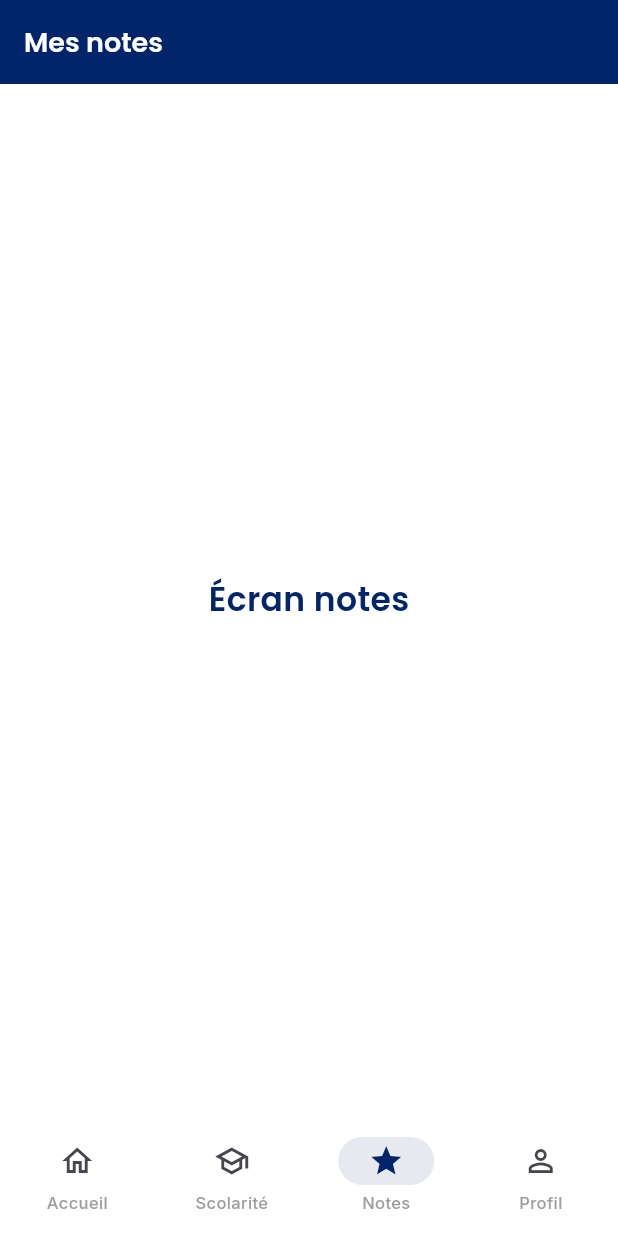
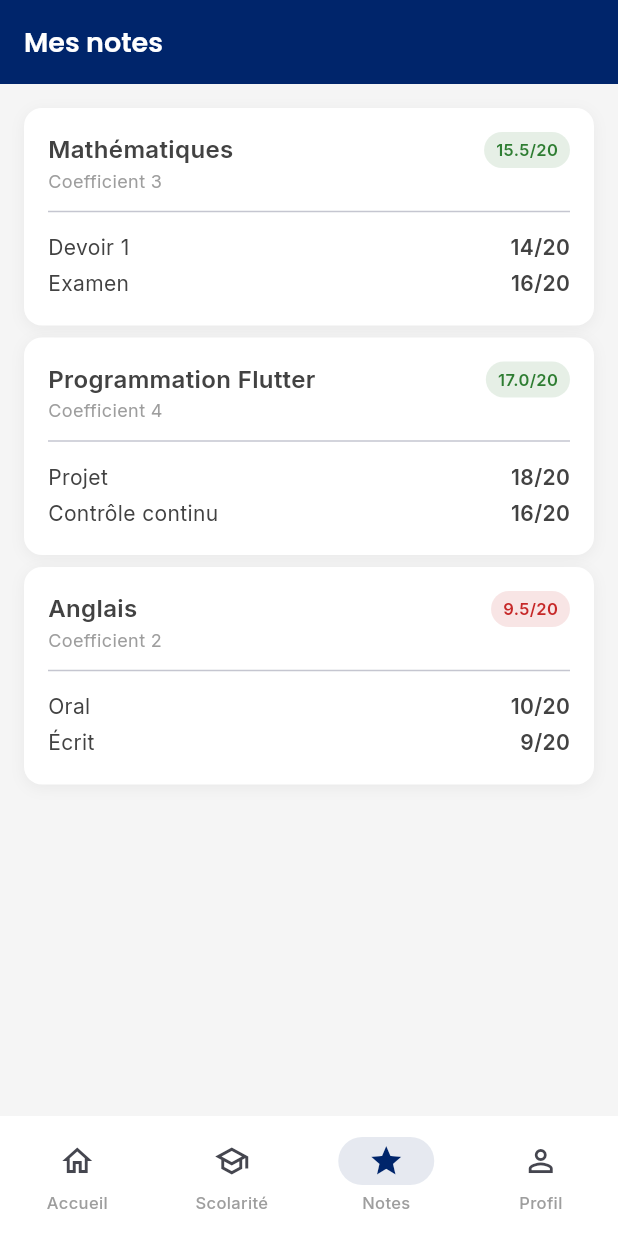
Before and after one commit to dirambedimboumbeguymbouess2001-hue/ipea-app, a Flutter app: the NotesScreen screen opened by its route, on a phone screen of 412 x 824 dp. Run offline on Flutter 3.47's test engine with Material 3 defaults, Android fonts, the phone set to English and light mode, and no system bars; our stand-ins replace go_router, google_fonts.

Commit message:
Ajout de l'ecran Notes avec regroupement par matiere et indicateurs visuels (pattern repository)

```diff
--- /dev/null
+++ b/lib/features/notes/data/notes_models.dart
@@ -0,0 +1,46 @@
+/// Une évaluation individuelle au sein d'une matière (ex: un devoir, un examen).
+class Evaluation {
+  final String intitule;
+  final double valeur;
+  final double bareme;
+
+  const Evaluation({
+    required this.intitule,
+    required this.valeur,
+    required this.bareme,
+  });
+
+  factory Evaluation.fromJson(Map<String, dynamic> json) {
+    return Evaluation(
+      intitule: json['intitule'] as String,
+      valeur: (json['valeur'] as num).toDouble(),
+      bareme: (json['bareme'] as num).toDouble(),
+    );
+  }
+}
+
+/// Regroupe toutes les évaluations d'une matière, avec sa moyenne.
+class NoteMatiere {
+  final String nomMatiere;
+  final double coefficient;
+  final double moyenne;
+  final List<Evaluation> evaluations;
+
+  const NoteMatiere({
+    required this.nomMatiere,
+    required this.coefficient,
+    required this.moyenne,
+    required this.evaluations,
+  });
+
+  factory NoteMatiere.fromJson(Map<String, dynamic> json) {
+    return NoteMatiere(
+      nomMatiere: json['nom_matiere'] as String,
+      coefficient: (json['coefficient'] as num).toDouble(),
+      moyenne: (json['moyenne'] as num).toDouble(),
+      evaluations: (json['evaluations'] as List)
+          .map((e) => Evaluation.fromJson(e as Map<String, dynamic>))
+          .toList(),
+    );
+  }
+}
--- /dev/null
+++ b/lib/features/notes/data/notes_repository.dart
@@ -0,0 +1,47 @@
+import 'notes_models.dart';
+
+/// Porte d'accès unique aux notes de l'étudiant.
+///
+/// IMPORTANT : seul le contenu de `obtenirNotes` devra être remplacé
+/// une fois la documentation API disponible — l'écran n'aura besoin
+/// d'aucune modification.
+class NotesRepository {
+  Future<List<NoteMatiere>> obtenirNotes(String etudiantId) async {
+    // --- SIMULATION TEMPORAIRE ---
+    await Future.delayed(const Duration(seconds: 1));
+
+    return const [
+      NoteMatiere(
+        nomMatiere: 'Mathématiques',
+        coefficient: 3,
+        moyenne: 15.5,
+        evaluations: [
+          Evaluation(intitule: 'Devoir 1', valeur: 14, bareme: 20),
+          Evaluation(intitule: 'Examen', valeur: 16, bareme: 20),
+        ],
+      ),
+      NoteMatiere(
+        nomMatiere: 'Programmation Flutter',
+        coefficient: 4,
+        moyenne: 17,
+        evaluations: [
+          Evaluation(intitule: 'Projet', valeur: 18, bareme: 20),
+          Evaluation(intitule: 'Contrôle continu', valeur: 16, bareme: 20),
+        ],
+      ),
+      NoteMatiere(
+        nomMatiere: 'Anglais',
+        coefficient: 2,
+        moyenne: 9.5,
+        evaluations: [
+          Evaluation(intitule: 'Oral', valeur: 10, bareme: 20),
+          Evaluation(intitule: 'Écrit', valeur: 9, bareme: 20),
+        ],
+      ),
+    ];
+
+    // --- CE QUE ÇA DEVIENDRA AVEC L'API (exemple) ---
+    // final reponse = await dio.get('/notes/$etudiantId');
+    // return (reponse.data as List).map((j) => NoteMatiere.fromJson(j)).toList();
+  }
+}
--- a/lib/features/notes/notes_screen.dart
+++ b/lib/features/notes/notes_screen.dart
@@ -1,16 +1,160 @@
 import 'package:flutter/material.dart';
+import '../../core/theme/app_colors.dart';
 import '../../core/theme/app_typography.dart';
+import '../../core/theme/app_spacing.dart';
+import '../../shared/widgets/app_card.dart';
+import '../../shared/widgets/status_badge.dart';
+import '../../shared/widgets/loading_skeleton.dart';
+import '../../shared/widgets/error_state.dart';
+import '../../shared/widgets/empty_state.dart';
+import 'data/notes_models.dart';
+import 'data/notes_repository.dart';
 
-class NotesScreen extends StatelessWidget {
+class NotesScreen extends StatefulWidget {
   const NotesScreen({super.key});
+
+  @override
+  State<NotesScreen> createState() => _NotesScreenState();
+}
+
+class _NotesScreenState extends State<NotesScreen> {
+  final _repository = NotesRepository();
+
+  List<NoteMatiere>? _notes;
+  bool _enErreur = false;
+  bool _enChargement = true;
+
+  @override
+  void initState() {
+    super.initState();
+    _charger();
+  }
+
+  Future<void> _charger() async {
+    setState(() {
+      _enChargement = true;
+      _enErreur = false;
+    });
+
+    try {
+      // "etu-001" est un identifiant temporaire — sera remplacé par
+      // le véritable identifiant de l'étudiant connecté, une fois
+      // l'authentification branchée à la vraie API.
+      final notes = await _repository.obtenirNotes('etu-001');
+      if (!mounted) return;
+      setState(() {
+        _notes = notes;
+        _enChargement = false;
+      });
+    } catch (_) {
+      if (!mounted) return;
+      setState(() {
+        _enErreur = true;
+        _enChargement = false;
+      });
+    }
+  }
+
+  /// Indique la couleur du badge selon le niveau de la moyenne —
+  /// simple repère visuel pour l'étudiant, pas une règle officielle.
+  StatusType _typeSelonMoyenne(double moyenne) {
+    if (moyenne >= 14) return StatusType.succes;
+    if (moyenne >= 10) return StatusType.avertissement;
+    return StatusType.erreur;
+  }
 
   @override
   Widget build(BuildContext context) {
     return Scaffold(
+      backgroundColor: AppColors.grisClair,
       appBar: AppBar(title: const Text('Mes notes')),
-      body: Center(
-        child: Text('Écran notes', style: AppTypography.h2),
+      body: RefreshIndicator(
+        onRefresh: _charger,
+        child: _construireContenu(),
       ),
     );
   }
+
+  Widget _construireContenu() {
+    if (_enErreur) {
+      return ErrorState(onRetry: _charger);
+    }
+
+    if (_enChargement) {
+      return ListView(
+        padding: const EdgeInsets.all(AppSpacing.md),
+        children: List.generate(
+          3,
+          (_) => const Padding(
+            padding: EdgeInsets.only(bottom: AppSpacing.md),
+            child: LoadingSkeleton(height: 90, borderRadius: BorderRadius.all(Radius.circular(12))),
+          ),
+        ),
+      );
+    }
+
+    final notes = _notes!;
+
+    // État VIDE — aucune note disponible pour l'instant
+    if (notes.isEmpty) {
+      return EmptyState(
+        icon: Icons.grade_outlined,
+        message: 'Aucune note disponible pour le moment.',
+        actionLabel: 'Actualiser',
+        onAction: _charger,
+      );
+    }
+
+    // État SUCCÈS
+    return ListView.separated(
+      padding: const EdgeInsets.all(AppSpacing.md),
+      itemCount: notes.length,
+      separatorBuilder: (_, __) => const SizedBox(height: AppSpacing.sm),
+      itemBuilder: (context, index) {
+        final matiere = notes[index];
+        return AppCard(
+          child: Column(
+            crossAxisAlignment: CrossAxisAlignment.start,
+            children: [
+              Row(
+                mainAxisAlignment: MainAxisAlignment.spaceBetween,
+                children: [
+                  Expanded(
+                    child: Text(
+                      matiere.nomMatiere,
+                      style: AppTypography.bodyLarge.copyWith(fontWeight: FontWeight.w600),
+                    ),
+                  ),
+                  StatusBadge(
+                    label: '${matiere.moyenne}/20',
+                    type: _typeSelonMoyenne(matiere.moyenne),
+                  ),
+                ],
+              ),
+              Text(
+                'Coefficient ${matiere.coefficient.toStringAsFixed(0)}',
+                style: AppTypography.bodySmall,
+              ),
+              const Divider(height: AppSpacing.lg),
+              ...matiere.evaluations.map(
+                (eval) => Padding(
+                  padding: const EdgeInsets.symmetric(vertical: 2),
+                  child: Row(
+                    mainAxisAlignment: MainAxisAlignment.spaceBetween,
+                    children: [
+                      Text(eval.intitule, style: AppTypography.bodyMedium),
+                      Text(
+                        '${eval.valeur.toStringAsFixed(0)}/${eval.bareme.toStringAsFixed(0)}',
+                        style: AppTypography.bodyMedium.copyWith(fontWeight: FontWeight.w600),
+                      ),
+                    ],
+                  ),
+                ),
+              ),
+            ],
+          ),
+        );
+      },
+    );
+  }
 }
```
